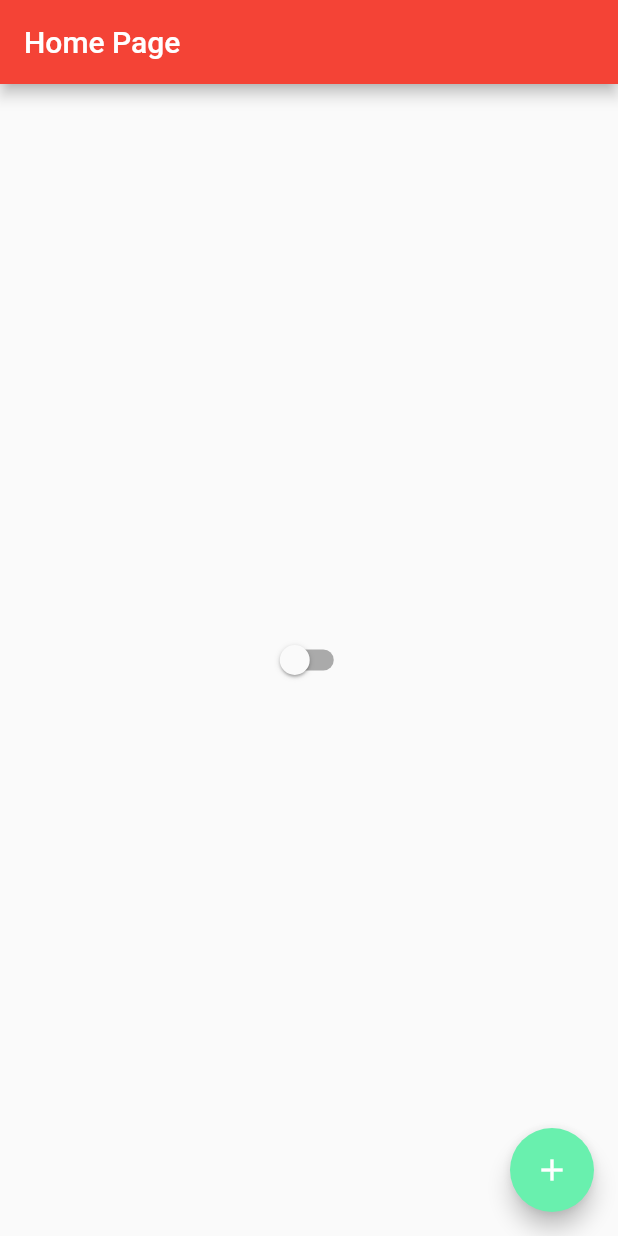
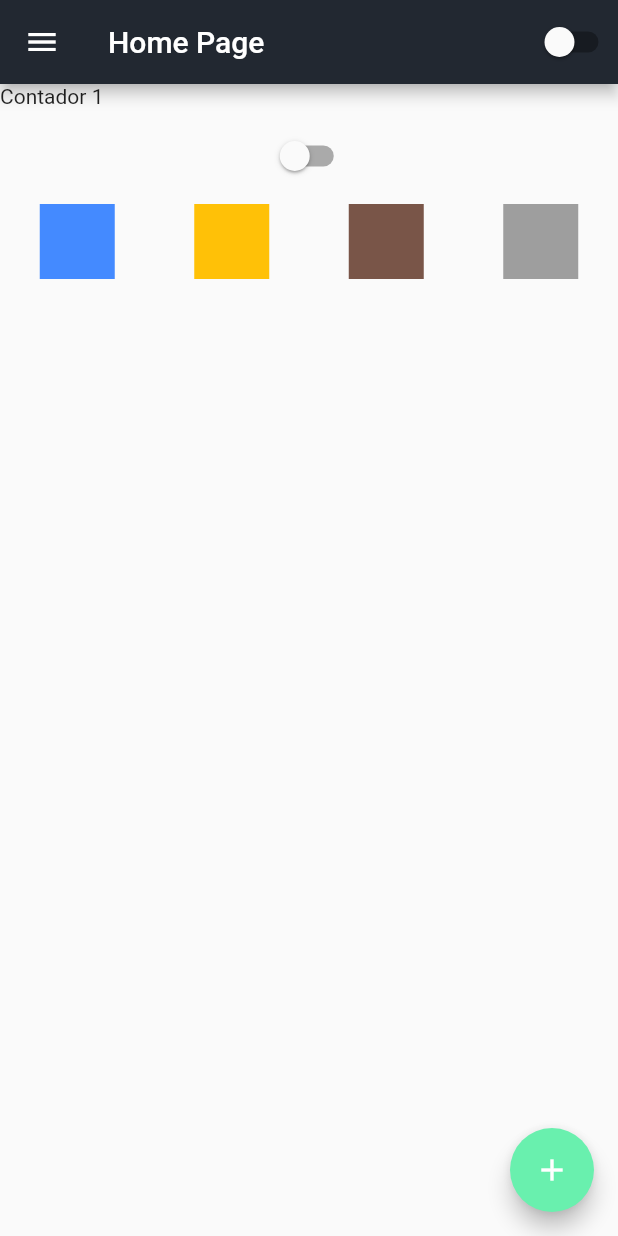
Before and after one commit to joeltonmoura/EstudosFlutter, a Flutter app: the screen it shows after launch, after a tap on the "add" icon, on a phone screen of 412 x 824 dp. Run offline on Flutter 3.47's test engine with Material 2 defaults, Android fonts, the phone set to English and light mode, and no system bars.

Commit message:
Incluindo tela de Login

```diff
--- a/segundoprojeto/lib/app_widget.dart
+++ b/segundoprojeto/lib/app_widget.dart
@@ -1,6 +1,7 @@
 import 'package:flutter/cupertino.dart';
 import 'package:flutter/material.dart';
 import 'package:segundoprojeto/app_controlle.dart';
+import 'package:segundoprojeto/login_page.dart';
 
 import 'home_page.dart';
 
@@ -12,12 +13,16 @@ class AppWidget extends StatelessWidget {
       builder: (context, child) {
         return MaterialApp(
           theme: ThemeData(
-            primaryColor: Colors.red,
+            primaryColor: Color(0xFF222831),
             brightness: AppController.instance.isdartThem
                 ? Brightness.dark
                 : Brightness.light,
           ),
-          home: HomePage(),
+          initialRoute: '/homepage',
+          routes: {
+            '/': (context) => LoginPage(),
+            '/homepage': (context) => HomePage(),
+          },
         );
       },
     );
--- a/segundoprojeto/lib/home_page.dart
+++ b/segundoprojeto/lib/home_page.dart
@@ -13,17 +13,74 @@ class HomePageState extends State<HomePage> {
   @override
   Widget build(BuildContext context) {
     return Scaffold(
+      drawer: Drawer(
+        child: ListView(
+          padding: EdgeInsets.zero,
+          children: <Widget>[
+            Container(
+              height: 88.1,
+              child: DrawerHeader(
+                child: Container(
+                    alignment: Alignment.center,
+                    child: FlutterLogo(
+                        size: 150, style: FlutterLogoStyle.horizontal)),
+                decoration: BoxDecoration(
+                  color: Color(0xFF222831),
+                  border: Border(
+                    bottom: BorderSide(width: 1, color: Colors.red),
+                  ),
+                ),
+              ),
+            ),
+          ],
+        ),
+      ),
       appBar: AppBar(
         title: Text('Home Page'),
+        actions: [
+          CustomSwitch(),
+        ],
       ),
-      body: Center(
-          child: Switch(
-        value: AppController.instance.isdartThem,
-        onChanged: (bool value) {
-          AppController.instance.changeTeme();
-          print('Aleterado');
-        },
-      )),
+      body: Container(
+        height: double.infinity,
+        width: double.infinity,
+        child: Center(
+          child: ListView(
+            children: [
+              Text('Contador $counter'),
+              Padding(
+                padding: const EdgeInsets.all(8.0),
+                child: CustomSwitch(),
+              ),
+              Row(
+                mainAxisAlignment: MainAxisAlignment.spaceAround,
+                children: [
+                  Container(
+                    width: 50,
+                    height: 50,
+                    color: Colors.blueAccent,
+                  ),
+                  Container(
+                    width: 50,
+                    height: 50,
+                    color: Colors.amber,
+                  ),
+                  Container(
+                    width: 50,
+                    height: 50,
+                    color: Colors.brown,
+                  ),
+                  Container(
+                    width: 50,
+                    height: 50,
+                    color: Colors.grey,
+                  ),
+                ],
+              ),
+            ],
+          ),
+        ),
+      ),
       floatingActionButton: FloatingActionButton(
           child: Icon(Icons.add),
           backgroundColor: Colors.greenAccent,
@@ -35,3 +92,16 @@ class HomePageState extends State<HomePage> {
     );
   }
 }
+
+class CustomSwitch extends StatelessWidget {
+  @override
+  Widget build(BuildContext context) {
+    return Switch(
+      value: AppController.instance.isdartThem,
+      onChanged: (bool value) {
+        AppController.instance.changeTeme();
+        print('Aleterado');
+      },
+    );
+  }
+}
--- /dev/null
+++ b/segundoprojeto/lib/login_page.dart
@@ -0,0 +1,138 @@
+import 'package:flutter/material.dart';
+import 'package:segundoprojeto/home_page.dart';
+
+class LoginPage extends StatefulWidget {
+  @override
+  _LoginPageState createState() => _LoginPageState();
+}
+
+class _LoginPageState extends State<LoginPage> {
+  String email = '';
+  String password = '';
+
+  Widget _body() {
+    return SingleChildScrollView(
+      child: SizedBox(
+        width: MediaQuery.of(context).size.width,
+        height: MediaQuery.of(context).size.height,
+        child: Padding(
+          padding: const EdgeInsets.all(9.0),
+          child: Column(
+            mainAxisAlignment: MainAxisAlignment.center,
+            children: [
+              SizedBox(
+                width: 150,
+                height: 150,
+                child: Image.asset(
+                  'assets/images/logo.png',
+                  color: Colors.blueAccent,
+                ),
+              ),
+              SizedBox(
+                height: 25,
+              ),
+              Card(
+                color: Colors.white.withOpacity(0.1),
+                shape: RoundedRectangleBorder(
+                  borderRadius: BorderRadius.circular(15),
+                ),
+                child: Padding(
+                  padding: const EdgeInsets.only(
+                      left: 12, right: 12, top: 20, bottom: 12),
+                  child: Column(
+                    children: [
+                      TextField(
+                        onChanged: (text) {
+                          email = text;
+                        },
+                        keyboardType: TextInputType.emailAddress,
+                        decoration: InputDecoration(
+                            labelText: 'E-mail',
+                            labelStyle: TextStyle(
+                                color: Colors.white,
+                                fontWeight: FontWeight.bold),
+                            prefixIcon: Icon(
+                              Icons.email_outlined,
+                              color: Colors.redAccent,
+                            ),
+                            border: OutlineInputBorder(
+                                borderRadius:
+                                    BorderRadius.all(Radius.circular(15)),
+                                gapPadding: 4)),
+                      ),
+                      SizedBox(
+                        height: 20,
+                      ),
+                      TextField(
+                        onChanged: (text) {
+                          password = text;
+                        },
+                        obscureText: true,
+                        decoration: InputDecoration(
+                            labelText: 'Senha',
+                            labelStyle: TextStyle(
+                                color: Colors.white,
+                                fontWeight: FontWeight.bold),
+                            prefixIcon: Icon(
+                              Icons.lock_outlined,
+                              color: Colors.redAccent,
+                            ),
+                            border: OutlineInputBorder(
+                                borderRadius:
+                                    BorderRadius.all(Radius.circular(15)),
+                                gapPadding: 4)),
+                      ),
+                      SizedBox(
+                        height: 20,
+                      ),
+                      RaisedButton(
+                        color: Colors.black.withOpacity(0.8),
+                        textColor: Colors.white70,
+                        onPressed: () {
+                          if (email.trim() != '' && password.trim() != '') {
+                            Navigator.of(context)
+                                .pushReplacementNamed('/homepage');
+                          }
+                        },
+                        child: Container(
+                          width: double.infinity,
+                          child: Text(
+                            'Logar',
+                            textAlign: TextAlign.center,
+                            style: TextStyle(
+                              fontSize: 23,
+                            ),
+                          ),
+                        ),
+                      )
+                    ],
+                  ),
+                ),
+              )
+            ],
+          ),
+        ),
+      ),
+    );
+  }
+
+  @override
+  Widget build(BuildContext context) {
+    return Scaffold(
+        body: Stack(
+      children: [
+        SizedBox(
+            height: MediaQuery.of(context).size.height,
+            child: Image.asset(
+              'assets/images/fundo2.jpg',
+              fit: BoxFit.cover,
+              width: double.maxFinite,
+            )),
+        Container(
+          color: Colors.amberAccent.withOpacity(0.1),
+        ),
+        _body(),
+      ],
+    ));
+  }
+}
--- a/segundoprojeto/pubspec.yaml
+++ b/segundoprojeto/pubspec.yaml
@@ -45,9 +45,9 @@ flutter:
   uses-material-design: true
 
   # To add assets to your application, add an assets section, like this:
-  # assets:
-  #   - images/a_dot_burr.jpeg
-  #   - images/a_dot_ham.jpeg
+  assets:
+    - assets/images/fundo2.jpg
+    - assets/images/logo.png
 
   # An image asset can refer to one or more resolution-specific "variants", see
   # https://flutter.dev/assets-and-images/#resolution-aware.
```
Also changed, not shown: segundoprojeto/assets/images/fundo.png (added), segundoprojeto/assets/images/fundo2.jpg (added), segundoprojeto/assets/images/logo.png (added).
